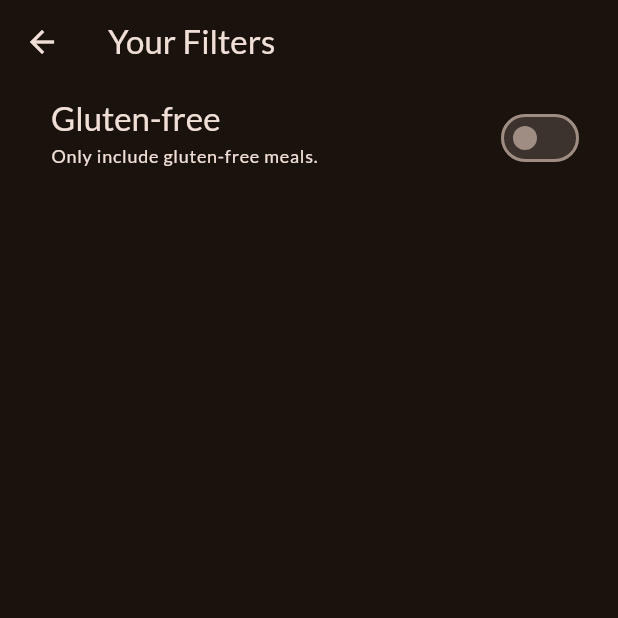
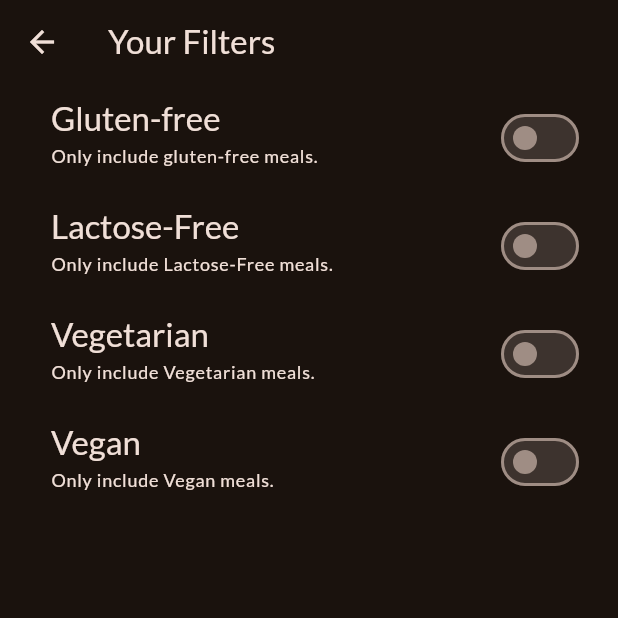
Before and after one commit to IamHaydenNg/meals, a Flutter app: the FiltersScreen screen opened directly, on a phone screen of 412 x 824 dp, the top half of it. Run offline on Flutter 3.47's test engine with Material 3 defaults, Android fonts, the phone set to English and light mode, and no system bars; our stand-ins replace google_fonts, transparent_image.

Commit message:
Class 174: Adding More Filter Options

```diff
--- a/lib/screens/filters.dart
+++ b/lib/screens/filters.dart
@@ -9,24 +9,46 @@ class FiltersScreen extends StatefulWidget {
 
 class _FiltersScreenState extends State<FiltersScreen> {
   var _glutenFreeFilterSet = false;
+  var _lactoseFreeFilterSet = false;
+  var _vegetarianFilterSet = false;
+  var _veganFilterSet = false;
+
+  // Widget filterSection(bool value, String title) {
+  //   return SwitchListTile(
+  //     value: value,
+  //     onChanged: (isChecked) {
+  //       setState(() {
+  //         value = isChecked;
+  //       });
+  //     },
+  //     title: Text(
+  //       title,
+  //       style: Theme.of(context).textTheme.titleLarge!.copyWith(
+  //             color: Theme.of(context).colorScheme.onSurface,
+  //           ),
+  //     ),
+  //     subtitle: Text(
+  //       'Only include $title meals.',
+  //       style: Theme.of(context).textTheme.labelMedium!.copyWith(
+  //             color: Theme.of(context).colorScheme.onSurface,
+  //           ),
+  //     ),
+  //     activeColor: Theme.of(context).colorScheme.tertiary,
+  //     contentPadding: const EdgeInsets.only(left: 34, right: 22),
+  //   );
+  // }
+
+  // filterSection(_glutenFreeFilterSet, 'Gluten-free'),
+  //         filterSection(_lactoseFreeFilterSet, 'Lactose-Free'),
+  //         filterSection(_vegetarianFilterSet, 'Vegetarian'),
+  //         filterSection(_veganFilterSet, 'Vegan'),
+
   @override
   Widget build(BuildContext context) {
     return Scaffold(
       appBar: AppBar(
         title: const Text('Your Filters'),
       ),
-      // drawer: MainDrawer(
-      //   onSelectScreen: (identifier) {
-      //     Navigator.of(context).pop();
-      //     if (identifier == 'meals') {
-      //       Navigator.of(context).pushReplacement(
-      //         MaterialPageRoute(
-      //           builder: (ctx) => const TabScreen(),
-      //         ),
-      //       );
-      //     }
-      //   },
-      // ),
       body: Column(
         children: [
           SwitchListTile(
@@ -51,6 +73,72 @@ class _FiltersScreenState extends State<FiltersScreen> {
             activeColor: Theme.of(context).colorScheme.tertiary,
             contentPadding: const EdgeInsets.only(left: 34, right: 22),
           ),
+          SwitchListTile(
+            value: _lactoseFreeFilterSet,
+            onChanged: (isChecked) {
+              setState(() {
+                _lactoseFreeFilterSet = isChecked;
+              });
+            },
+            title: Text(
+              'Lactose-Free',
+              style: Theme.of(context).textTheme.titleLarge!.copyWith(
+                    color: Theme.of(context).colorScheme.onSurface,
+                  ),
+            ),
+            subtitle: Text(
+              'Only include Lactose-Free meals.',
+              style: Theme.of(context).textTheme.labelMedium!.copyWith(
+                    color: Theme.of(context).colorScheme.onSurface,
+                  ),
+            ),
+            activeColor: Theme.of(context).colorScheme.tertiary,
+            contentPadding: const EdgeInsets.only(left: 34, right: 22),
+          ),
+          SwitchListTile(
+            value: _vegetarianFilterSet,
+            onChanged: (isChecked) {
+              setState(() {
+                _vegetarianFilterSet = isChecked;
+              });
+            },
+            title: Text(
+              'Vegetarian',
+              style: Theme.of(context).textTheme.titleLarge!.copyWith(
+                    color: Theme.of(context).colorScheme.onSurface,
+                  ),
+            ),
+            subtitle: Text(
+              'Only include Vegetarian meals.',
+              style: Theme.of(context).textTheme.labelMedium!.copyWith(
+                    color: Theme.of(context).colorScheme.onSurface,
+                  ),
+            ),
+            activeColor: Theme.of(context).colorScheme.tertiary,
+            contentPadding: const EdgeInsets.only(left: 34, right: 22),
+          ),
+          SwitchListTile(
+            value: _veganFilterSet,
+            onChanged: (isChecked) {
+              setState(() {
+                _veganFilterSet = isChecked;
+              });
+            },
+            title: Text(
+              'Vegan',
+              style: Theme.of(context).textTheme.titleLarge!.copyWith(
+                    color: Theme.of(context).colorScheme.onSurface,
+                  ),
+            ),
+            subtitle: Text(
+              'Only include Vegan meals.',
+              style: Theme.of(context).textTheme.labelMedium!.copyWith(
+                    color: Theme.of(context).colorScheme.onSurface,
+                  ),
+            ),
+            activeColor: Theme.of(context).colorScheme.tertiary,
+            contentPadding: const EdgeInsets.only(left: 34, right: 22),
+          ),
         ],
       ),
     );
```
